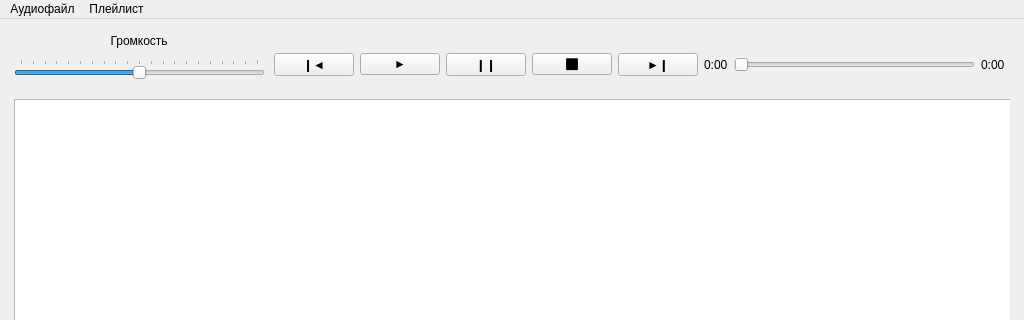
Old version of the form online_audioplayer.ui in the repository Jacute/ap; both pictures show x 0 to 1024 and y 0 to 320 of the 1024 by 778 pixel window.
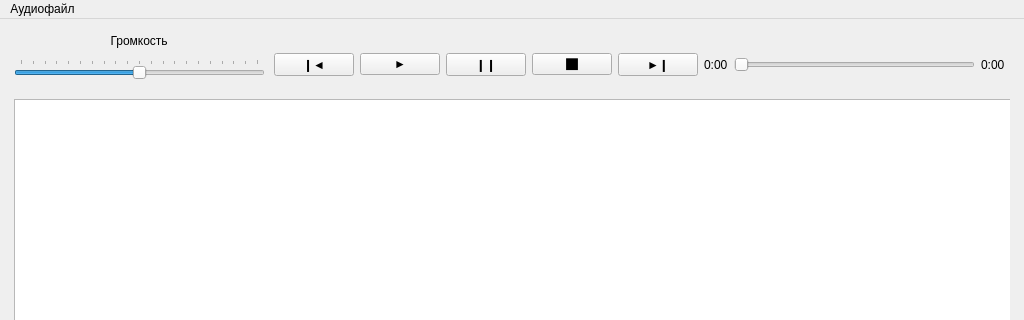
New version of the form.

Commit message: Откат

Diff of the .ui file:
```diff
--- a/online_audioplayer.ui
+++ b/online_audioplayer.ui
@@ -167,16 +167,10 @@
     </property>
     <addaction name="add_url"/>
     <addaction name="delete_track"/>
-   </widget>
-   <widget class="QMenu" name="menu_2">
-    <property name="title">
-     <string>Плейлист</string>
-    </property>
-    <addaction name="clear_playlist"/>
-    <addaction name="mix_playlist"/>
+    <addaction name="clear"/>
+    <addaction name="mix_tracks"/>
    </widget>
    <addaction name="menu"/>
-   <addaction name="menu_2"/>
   </widget>
   <action name="add_url">
    <property name="text">
```
Left out of the diff: 20 changed lines with no effect on the pictures.
